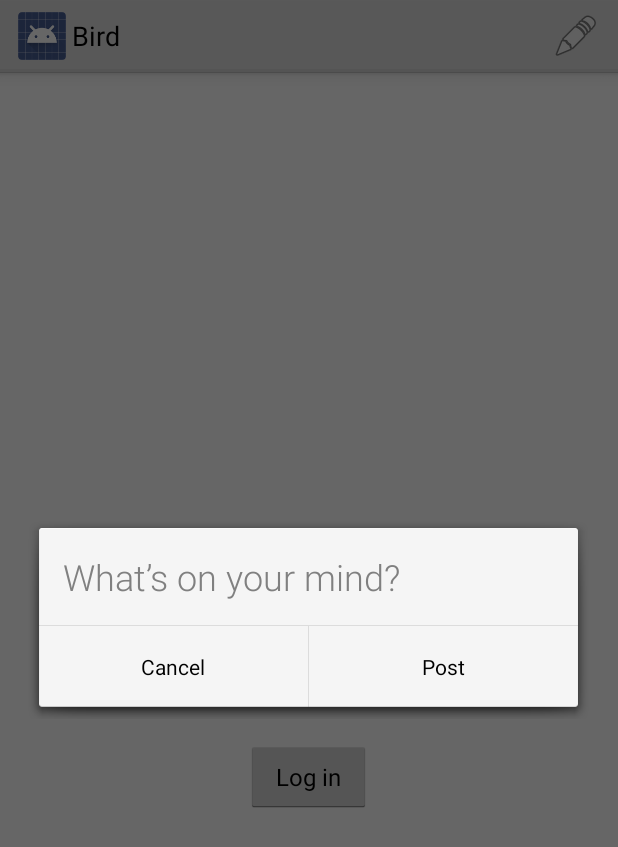
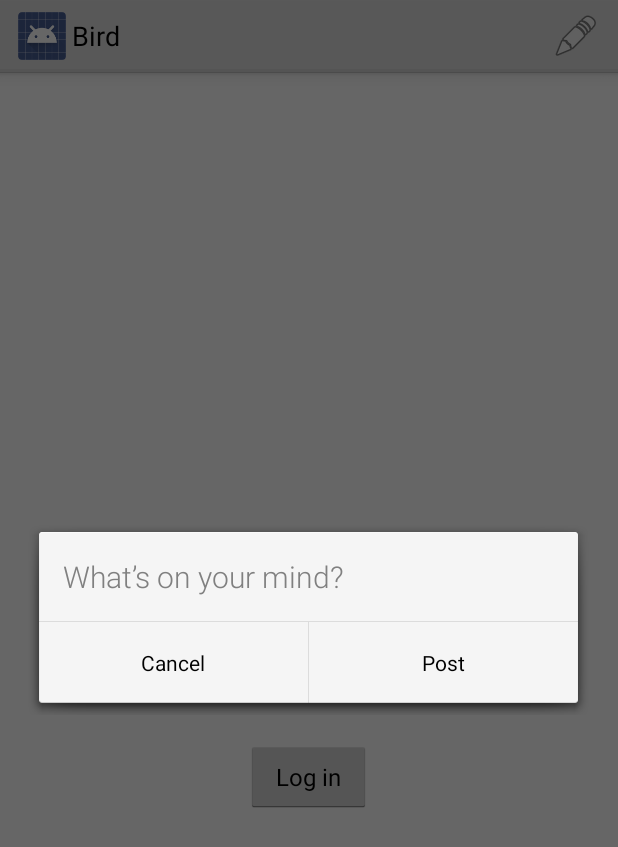
Before and after one commit to tomazsh/bird-android-app, an Android app: the screen it shows after launch (HomeActivity), after a tap on "Compose new Tweet", on a phone screen of 412 x 824 dp. Shown: the top 847 px of the screen. Run offline under Robolectric (Android 15) with nearby library versions, the phone set to English and light mode, and no system bars; 2 statements that could not run were skipped.

Commit message:
Add persistence

```diff
--- a/app/src/main/java/com/nedeljko/bird/app/dialogs/TweetComposeDialog.java
+++ b/app/src/main/java/com/nedeljko/bird/app/dialogs/TweetComposeDialog.java
@@ -11,6 +11,7 @@ import android.os.Bundle;
 import android.view.ContextThemeWrapper;
 import android.view.LayoutInflater;
 import android.view.View;
+import android.view.WindowManager;
 import android.view.inputmethod.InputMethodManager;
 import android.widget.ArrayAdapter;
 import android.widget.Button;
@@ -82,15 +83,18 @@ public class TweetComposeDialog extends DialogFragment
     public void onStart() {
         super.onStart();
 
-        AlertDialog dialog = (AlertDialog)getDialog();
+        final AlertDialog dialog = (AlertDialog)getDialog();
         mPostButton = dialog.getButton(DialogInterface.BUTTON_POSITIVE);
         mPostButton.setOnClickListener(new View.OnClickListener() {
             @Override
             public void onClick(View view) {
                 mViewModel.getTweet().setText(mEditText.getText().toString());
                 mViewModel.postTweet();
+                dialog.dismiss();
             }
         });
+
+        dialog.getWindow().setSoftInputMode(WindowManager.LayoutParams.SOFT_INPUT_STATE_ALWAYS_VISIBLE);
     }
 
     public void setState(TweetComposeState state) {
--- a/app/src/main/java/com/nedeljko/bird/app/interfaces/TimelineViewModelListener.java
+++ b/app/src/main/java/com/nedeljko/bird/app/interfaces/TimelineViewModelListener.java
@@ -6,4 +6,5 @@ public interface TimelineViewModelListener {
     void onTimelineLoadSuccess();
     void onTimelineLoadFailure();
     void onTimelineLoadFinish();
+    void onTimelineItemsChanged();
 }
--- a/app/src/main/java/com/nedeljko/bird/app/models/Tweet.java
+++ b/app/src/main/java/com/nedeljko/bird/app/models/Tweet.java
@@ -1,4 +1,8 @@
 package com.nedeljko.bird.app.models;
+
+import com.activeandroid.Model;
+import com.activeandroid.annotation.Column;
+import com.activeandroid.annotation.Table;
 
 import org.json.JSONException;
 import org.json.JSONObject;
@@ -9,17 +13,26 @@ import java.text.SimpleDateFormat;
 import java.util.Date;
 import java.util.Locale;
 
-public class Tweet implements Serializable {
+@Table(name = "Tweets")
+public class Tweet extends Model implements Serializable {
+    @Column(name = "CreatedAt")
     private Date mCreatedAt;
+
+    @Column(name = "RemoteId", unique = true, onUniqueConflict = Column.ConflictAction.REPLACE)
     private int mRemoteId;
+
+    @Column(name = "Text")
     private String mText;
+
+    @Column(name = "User", onDelete = Column.ForeignKeyAction.CASCADE)
     private User mUser;
 
     public Tweet() {
-
+        super();
     }
 
     public Tweet(JSONObject jsonObject) {
+        super();
         update(jsonObject);
     }
 
@@ -46,6 +59,7 @@ public class Tweet implements Serializable {
         } catch (JSONException jsonException) {
             jsonException.printStackTrace();
         }
+        save();
     }
 
     //region Getters and Setters
--- a/app/src/main/java/com/nedeljko/bird/app/viewmodels/TweetComposeViewModel.java
+++ b/app/src/main/java/com/nedeljko/bird/app/viewmodels/TweetComposeViewModel.java
@@ -63,6 +63,7 @@ public class TweetComposeViewModel {
 
     private void processTweetResponse(JSONObject jsonResponse) {
         mTweet.update(jsonResponse);
+        mTweet.save();
     }
 
     //endregion
--- a/app/src/main/res/layout/fragment_tweet_compose.xml
+++ b/app/src/main/res/layout/fragment_tweet_compose.xml
@@ -12,7 +12,7 @@
         android:gravity="top"
         android:hint="@string/whats_on_your_mind_hint"
         android:textColorHint="#808080"
-        android:textSize="24sp"
+        android:textSize="20sp"
         android:fontFamily="sans-serif-light"
         android:lineSpacingMultiplier="1.35"
         android:background="@android:color/transparent"
```
Also changed, not shown: app/src/main/java/com/nedeljko/bird/app/BirdApplication.java (+8 -0 lines), app/src/main/java/com/nedeljko/bird/app/activities/HomeActivity.java (+24 -14 lines), app/src/main/java/com/nedeljko/bird/app/models/User.java (+21 -2 lines), app/src/main/java/com/nedeljko/bird/app/viewmodels/HomeViewModel.java (+45 -5 lines), app/src/main/res/layout/list_item_tweet.xml (+5 -2 lines), 3 other files.
